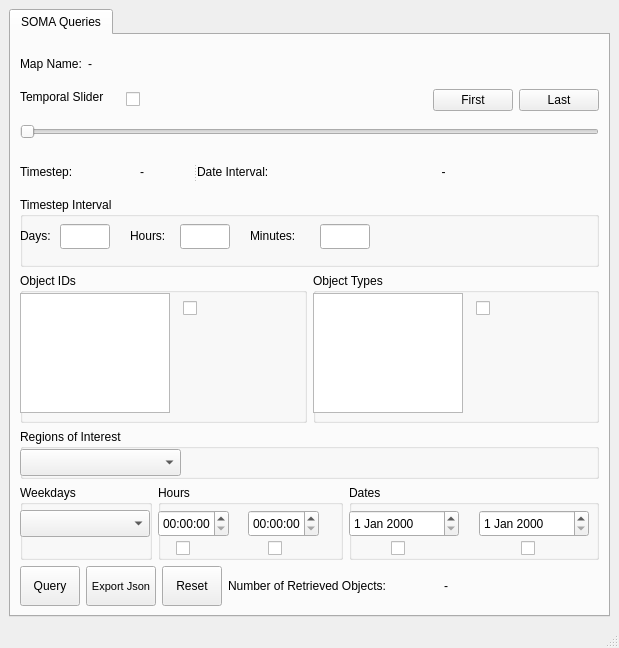
The window that soma_visualizer/ui/mainwindow.ui (strands-project/soma) describes before a commit, drawn with Qt 5.
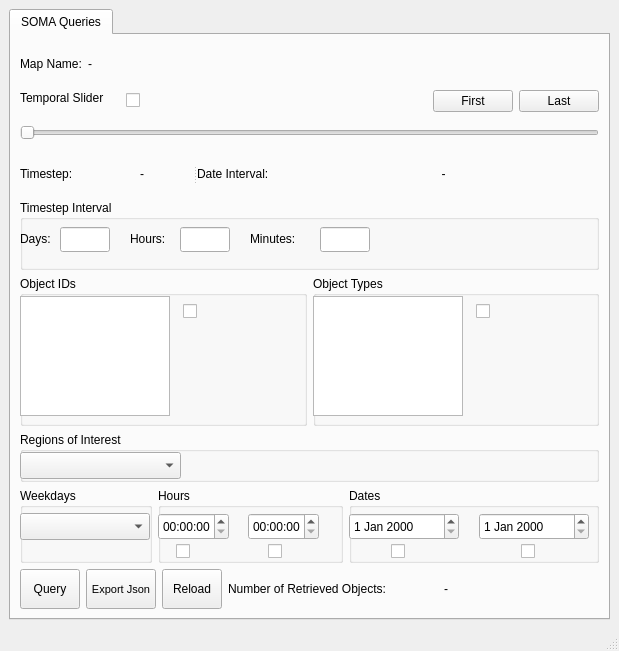
The same window after the commit.

Diff of the .ui file:
```diff
--- a/soma_visualizer/ui/mainwindow.ui
+++ b/soma_visualizer/ui/mainwindow.ui
@@ -7,7 +7,7 @@
     <x>0</x>
     <y>0</y>
     <width>619</width>
-    <height>648</height>
+    <height>651</height>
    </rect>
   </property>
   <property name="windowTitle">
@@ -737,7 +737,7 @@
              </size>
             </property>
             <property name="text">
-             <string>Reset</string>
+             <string>Reload</string>
             </property>
            </widget>
           </item>
```
